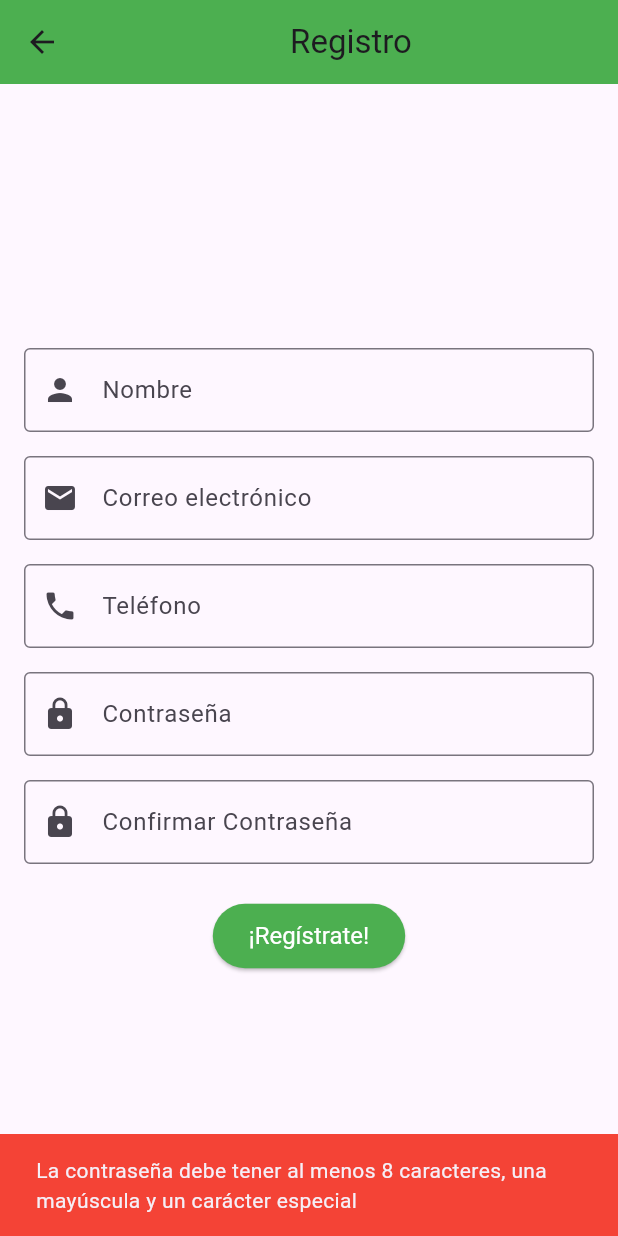
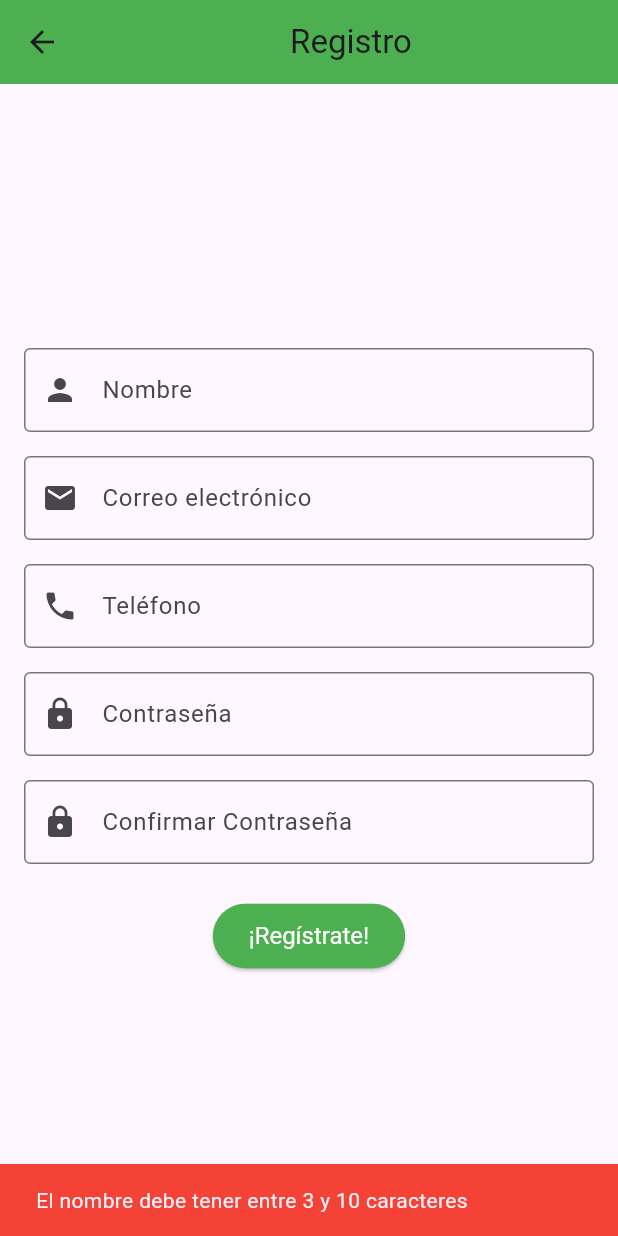
Before and after one commit to Jreycruz/tarea2.2, a Flutter app: the RegisterPage screen opened by its route, after a tap on "¡Regístrate!", on a phone screen of 412 x 824 dp. Run offline on Flutter 3.47's test engine with Material 3 defaults, Android fonts, the phone set to English and light mode, and no system bars.

Commit message:
new commit

```diff
--- a/lib/pantallas/register_page.dart
+++ b/lib/pantallas/register_page.dart
@@ -76,7 +76,14 @@ class RegisterPage extends StatelessWidget {
                 String password = passwordController.text;
                 String confirmPassword = confirmPasswordController.text;
 
-                if (!validatePassword(password)) {
+                if (!validateName(name)) {
+                  ScaffoldMessenger.of(context).showSnackBar(
+                    SnackBar(
+                      content: Text('El nombre debe tener entre 3 y 10 caracteres'),
+                      backgroundColor: Colors.red,
+                    ),
+                  );
+                } else if (!validatePassword(password)) {
                   ScaffoldMessenger.of(context).showSnackBar(
                     SnackBar(
                       content: Text('La contraseña debe tener al menos 8 caracteres, una mayúscula y un carácter especial'),
@@ -132,6 +139,10 @@ class RegisterPage extends StatelessWidget {
     );
   }
 
+  bool validateName(String name) {
+    return name.length >= 3 && name.length <= 10;
+  }
+
   bool validatePassword(String password) {
     final passwordRegex =
         RegExp(r'^(?=.*[A-Z])(?=.*[!@#\$&*~])(?=.*[a-zA-Z0-9]).{8,}$');
```
